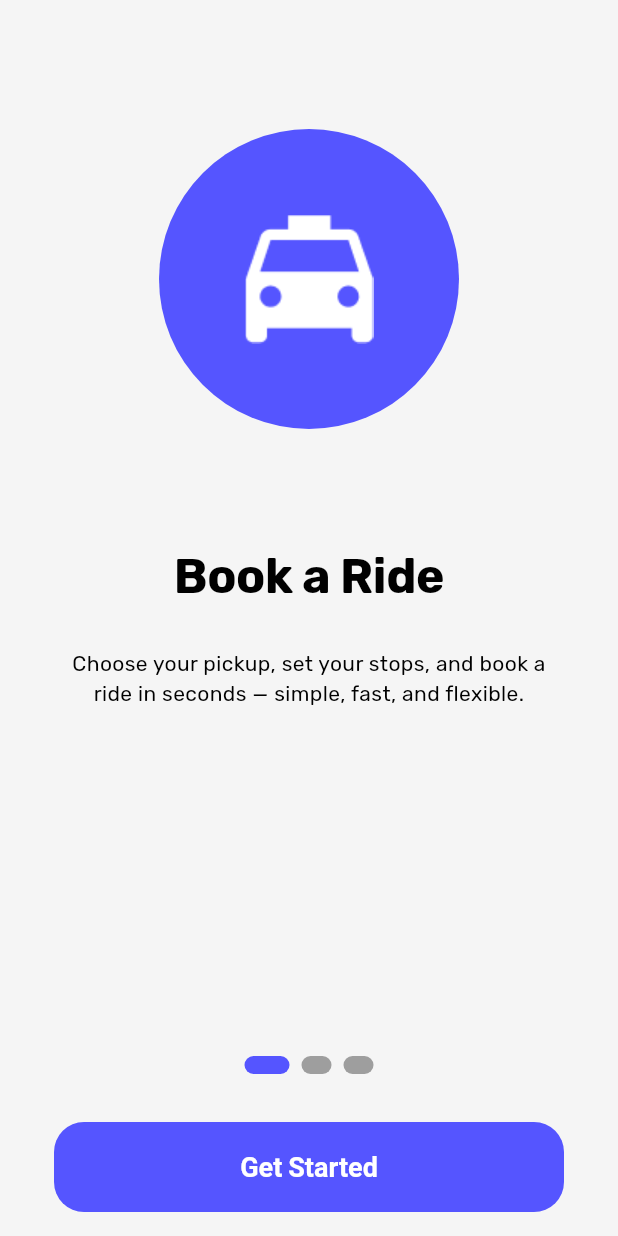
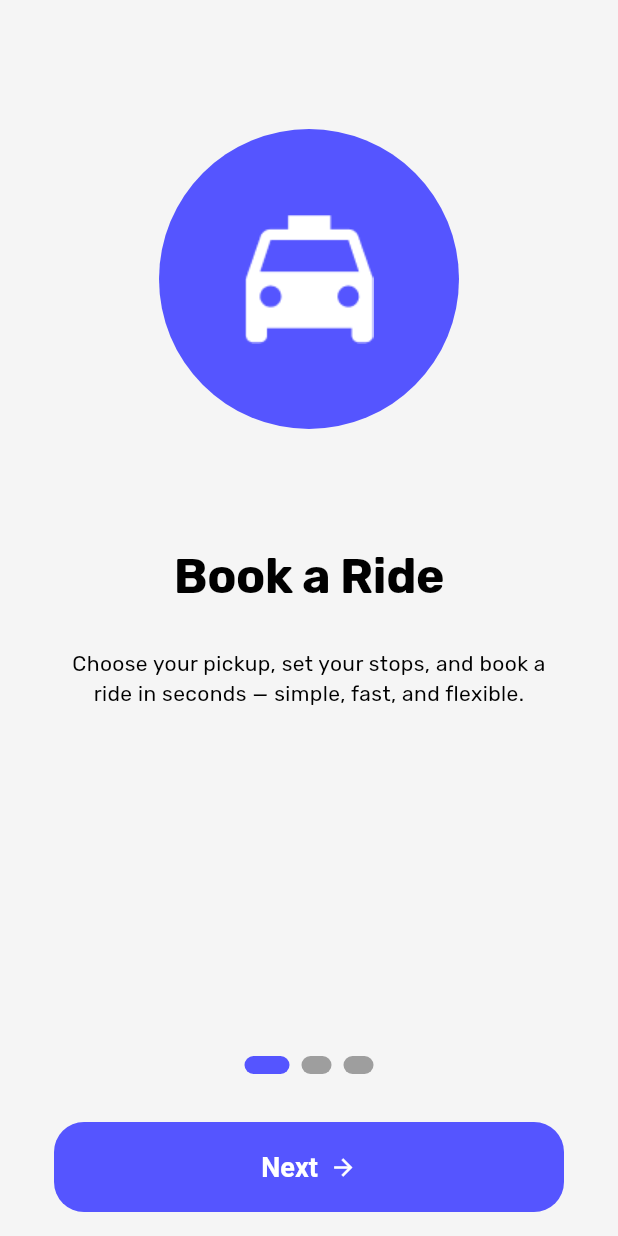
Before and after one commit to Trexxo-in/Trexxo-client, a Flutter app: the OnboardingScreen screen opened by its route, on a phone screen of 412 x 824 dp. Run offline on Flutter 3.47's test engine with Material 3 defaults, Android fonts, the phone set to English and light mode, and no system bars; our stand-ins replace cloud_firestore, equatable, firebase_auth, firebase_core, flutter_bloc, geolocator and 5 more; accounts and stored records are empty.

Commit message:
Fix some ui error

```diff
--- a/lib/screens/onboarding/onboarding_screen.dart
+++ b/lib/screens/onboarding/onboarding_screen.dart
@@ -66,6 +66,9 @@ class _OnboardingScreenState extends State<OnboardingScreen> {
               child: PageView(
                 physics: const BouncingScrollPhysics(),
                 controller: _controller,
+                onPageChanged: (index) {
+                    setState(() => currentIndex = index);
+                  },
                 children: onboardingPages,
               ),
             ),
@@ -89,6 +92,17 @@ class _OnboardingScreenState extends State<OnboardingScreen> {
                 }),
               ),
             ),
+            if (currentIndex != 2)
+            AuthButton(
+              onPressed: () {
+                       _controller.animateToPage(++currentIndex,
+                      duration: const Duration(milliseconds: 300),
+                      curve: Curves.easeInOut);
+                      },
+              label: "Next",
+              icon:Icon(Icons.arrow_forward),
+            )
+                else
             AuthButton(
               onPressed: () {
                 context.read<OnboardingCubit>().completeOnboarding();
```
